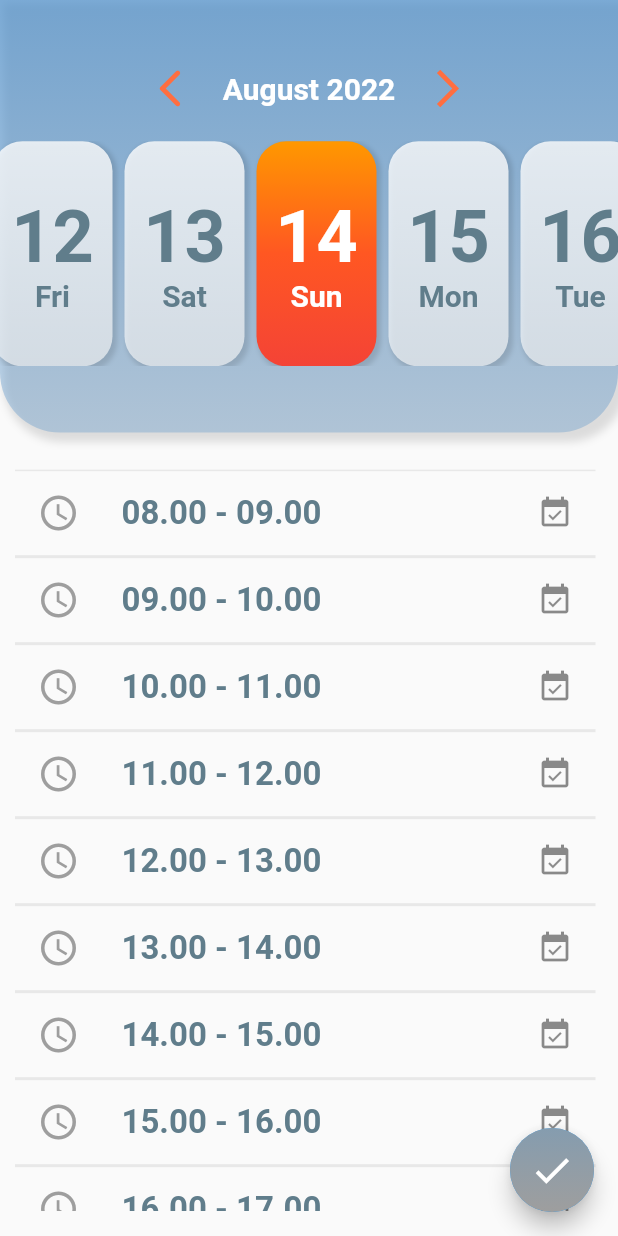
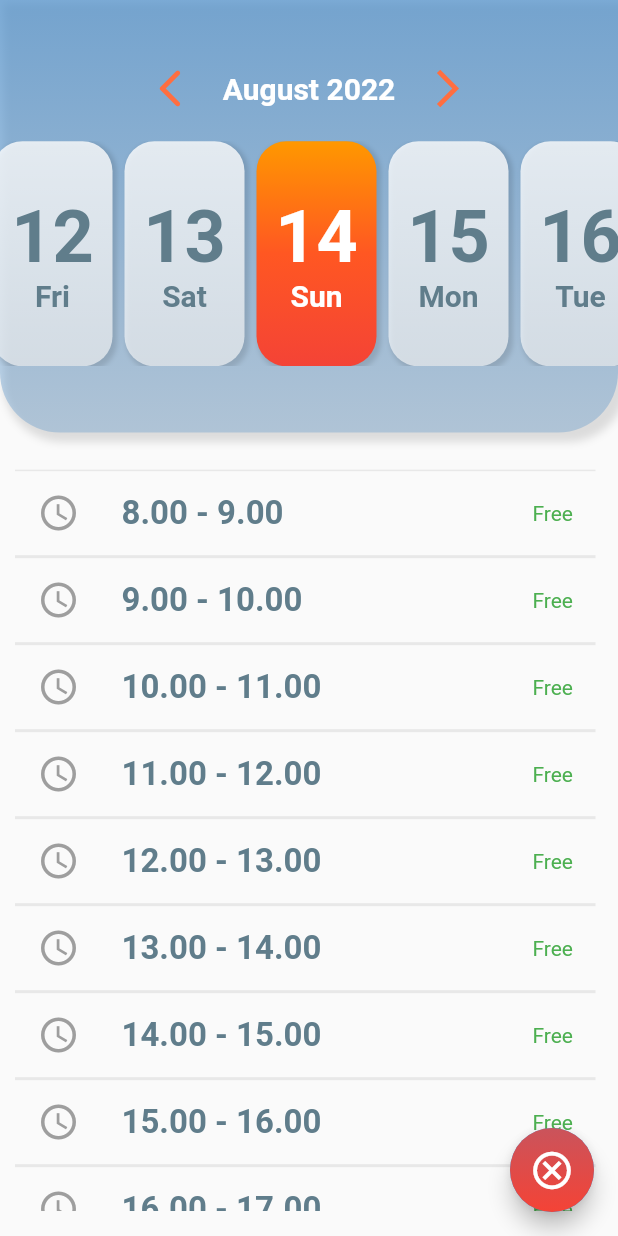
Before and after one commit to dmlpYunus/E-Date, a Flutter app: the ReservationPage screen opened directly with empty values, on a phone screen of 412 x 824 dp. Run offline on Flutter 3.47's test engine with Material 2 defaults, Android fonts, the phone set to English and light mode, and no system bars; our stand-ins replace cloud_firestore, email_validator, firebase_auth, firebase_core; accounts and stored records are empty.

Commit message:
fixes & improvements

```diff
--- a/lib/reservation_screen.dart
+++ b/lib/reservation_screen.dart
@@ -2,7 +2,6 @@ import 'package:cloud_firestore/cloud_firestore.dart';
 import 'package:firebase_auth/firebase_auth.dart';
 import 'package:flutter/gestures.dart';
 import 'package:flutter/material.dart';
-import 'package:flutterfirebasedeneme/Model/appointment.dart';
 import 'Model/instructor.dart';
 import 'utils/colors_util.dart';
 import 'utils/date_utils.dart' as date_util;
@@ -24,21 +23,6 @@ class _ReservationPageState extends State<ReservationPage> {
   final _firestore = FirebaseFirestore.instance;
   late String name,surname,id,email,role;
 
-  List hours = [
-    '08.00',
-    '09.00',
-    '10.00',
-    '11.00',
-    '12.00',
-    '13.00',
-    '14.00',
-    '15.00',
-    '16.00',
-    '17.00',
-    '18.00',
-    '19.00',
-    '20.00',
-  ];
   double width = 0.0;
   double height = 0.0;
   late ScrollController scrollController;
@@ -46,9 +30,12 @@ class _ReservationPageState extends State<ReservationPage> {
   late DateTime selectedDay;
   List<DateTime> currentMonthList = List.empty();
   List monthDays = date_util.DateUtils.daysInMonth(DateTime.now());
+  late int selectedHourIndex,selectedMonthIndex;
+  List <DateTime> instructorAppointmentsList = [];
   DateTime currentDateTime = DateTime.now();
   List<String> todos = <String>[];
   TextEditingController controller = TextEditingController();
+
 
   @override
   Widget build(BuildContext context) {
@@ -65,6 +52,8 @@ class _ReservationPageState extends State<ReservationPage> {
         floatingActionButton: floatingActionBtn());
   }
 
+
+
   @override
   void initState() {
     super.initState();
@@ -73,37 +62,74 @@ class _ReservationPageState extends State<ReservationPage> {
     currentMonthList = currentMonthList.toSet().toList();
     scrollController =
         ScrollController(initialScrollOffset: 70.0 * currentDateTime.day +1 );
-    selectedDay = DateTime(currentDateTime.year,currentDateTime.month,currentDateTime.day);//.add(Duration(hours: 8));
+    selectedDay = DateTime(currentDateTime.year,currentDateTime.month,currentDateTime.day);
     selectedDateTime = DateTime(currentDateTime.year,currentDateTime.month,currentDateTime.day);
+    getAppointmentTable();
     loadUserData();
-    getAppointmentTable();
   }
 
-  loadUserData(){
-    _firestore.collection('users').doc(_firebaseAuth.currentUser!.uid).get().then((snapshot) {
+  loadUserData() async{
+    await _firestore.collection('users').doc(_firebaseAuth.currentUser!.uid).get().then((snapshot) {
       setState(() {
         email = snapshot.data()!['email'];
         name = snapshot.data()!['name'];
         id= snapshot.data()!['studentId'];
         surname = snapshot.data()!['surname'];
         role = snapshot.data()!['role'];
-        print("$email \n $name \n $id \n $surname \n $role");
       });
     });
   }
 
-  void getAppointmentTable(){
-    _firestore.collection('appointments').where('instructorId',isEqualTo: instructor.id).get().then((snapshot) {
+   getAppointmentTable  () async  {
+     await _firestore.collection('appointments').
+    where('dateTimeDay',isEqualTo: selectedDay).where('instructorId',isEqualTo: instructor.id).get().then((snapshot) {
+      instructorAppointmentsList.clear();
+      if(snapshot.size == 0){
+        print(selectedDay);
+        print("EMPTY");
+        return;
+      }
       for(int i =0;i<snapshot.size;i++){
-        print(snapshot.docs[i].id);
-       print(snapshot.docs[i].get('dateTime').toString());
-       print("ahahah");
-       DateTime a = DateTime.parse(snapshot.docs[i].get('dateTime'));
-       print(a);
+       instructorAppointmentsList.add(snapshot.docs[i].get('dateTime').toDate());
+      }print(instructorAppointmentsList);
+    }
+    );//return instructorAppointments;
+  }
+
+  List<DateTime> buildHoursList() {
+    List<DateTime> hours = [];
+    for(int i = 8;i<=20;i++){
+      hours.add(selectedDay.add(Duration(hours: i)));
+    }
+    return hours;
+  }
 
 
-      }
-    });
+
+  void hoursViewOnTap(int index){
+    selectedHourIndex = index;
+    selectedDateTime = selectedDay.add(Duration(hours: buildHoursList()[index].hour));
+    print("final Date :  $selectedDateTime");
+
+    print("UTC LOCAL");
+    print(selectedDateTime.timeZoneOffset.inHours);
+    print(selectedDateTime.toLocal());
+    print(date_util.DateUtils.fullDayFormat(selectedDateTime).toString());
+
+    print("HOURS VİEW TAP");
+    print(instructorAppointmentsList);
+  }
+  void montViewOnTap(int index){
+    //currentDateTime = currentMonthList[index];
+    currentDateTime = date_util.DateUtils.daysInMonth(currentDateTime)[index];
+
+    selectedDay = currentDateTime;
+    clearDateTime(selectedDay);
+    selectedDateTime = selectedDay;
+    getAppointmentTable();
+    buildHoursList();
+    print("MONTH VİEW TAP");
+    print(instructorAppointmentsList);
   }
 
   Widget hoursView() {
@@ -112,10 +138,10 @@ class _ReservationPageState extends State<ReservationPage> {
       width: width,
       height: height * 0.60,
       child: ListView.builder(
-        itemCount: hours.length-1,
+        itemCount:  buildHoursList().length-1,
         itemBuilder: (context, index) {
           return ListTile(
-            title: Text(hours[index] +' - ' + hours[index+1],
+            title: Text('${buildHoursList()[index].hour}.00 - ${buildHoursList()[index+1].hour}.00',
                 style:const TextStyle(
                   color: Colors.blueGrey,
                   fontSize: 22,
@@ -125,7 +151,9 @@ class _ReservationPageState extends State<ReservationPage> {
             autofocus: true,
             contentPadding: EdgeInsets.only(right: 15,left: 15),
             leading: const Icon(Icons.access_time,color: Colors.grey,size: 28,),
-            trailing: const Icon(Icons.event_available),
+            trailing: (instructorAppointmentsList.contains(buildHoursList()[index]))
+                ? const Text("Busy",style: TextStyle(color: Colors.redAccent))
+                : const Text("Free",style: TextStyle(color: Colors.green)),
             shape: Border(
               top: BorderSide(
                 color: Colors.grey.withOpacity(0.2)
@@ -135,14 +163,16 @@ class _ReservationPageState extends State<ReservationPage> {
           )
             ),
             onTap: () {
-             // selectedDateTime = clearDateTime(selectedDateTime);
               setState(() {
-
+                hoursViewOnTap(index);
+                /*currentDateTime = currentMonthList[index];
+                selectedDay = currentDateTime;
+                clearDateTime(selectedDay);
+                print(selectedDay);
+                selectedDateTime = selectedDay;
+                buildHoursList();
+                getAppointmentTable();*/
               });
-              int selectedHour = double.parse(hours[index].toString()).floor();
-              selectedDateTime = selectedDay.add(Duration(hours: selectedHour));
-              print("final Date :  $selectedDateTime");
-
             },
 
           );
@@ -150,6 +180,7 @@ class _ReservationPageState extends State<ReservationPage> {
       ),
     );
   }
+
 
   Widget todoList() {
     return Container(
@@ -188,6 +219,16 @@ class _ReservationPageState extends State<ReservationPage> {
     );
   }
 
+  previousMonth(){
+    currentDateTime = date_util.DateUtils.previousMonth(currentDateTime);
+    selectedDateTime = currentDateTime;
+  }
+
+  nextMonth(){
+    currentDateTime = date_util.DateUtils.nextMonth(currentDateTime);
+    selectedDateTime = currentDateTime;
+  }
+
   Widget titleView() {
     return Padding(
       padding: const EdgeInsets.fromLTRB(0, 0, 0, 20),
@@ -199,7 +240,9 @@ class _ReservationPageState extends State<ReservationPage> {
                 size: 30, color: Colors.deepOrangeAccent)
             ,
             onTap: (){
-              print(instructor);
+              setState(() {
+                previousMonth();
+              });
             },
           ),
           const SizedBox(width: 20),
@@ -211,8 +254,15 @@ class _ReservationPageState extends State<ReservationPage> {
                 color: Colors.white, fontWeight: FontWeight.bold, fontSize: 20),
           ),
           const SizedBox(width: 20),
-          const Icon(Icons.arrow_forward_ios,
-              size: 30, color: Colors.deepOrangeAccent),
+          GestureDetector(
+            child: const Icon(Icons.arrow_forward_ios,
+                size: 30, color: Colors.deepOrangeAccent),
+            onTap: (){
+              setState(() {
+                nextMonth();
+              });
+            }
+          ),
         ],
       ),
     );
@@ -227,7 +277,7 @@ class _ReservationPageState extends State<ReservationPage> {
         scrollDirection: Axis.horizontal,
         physics: const ClampingScrollPhysics(),
         shrinkWrap: true,
-        itemCount: currentMonthList.length,
+        itemCount: date_util.DateUtils.daysInMonth(currentDateTime).length,
         itemBuilder: (BuildContext context, int index) {
           return capsuleView(index);
         },
@@ -241,11 +291,14 @@ class _ReservationPageState extends State<ReservationPage> {
         child: GestureDetector(
           onTap: () {
             setState(() {
-              currentDateTime = currentMonthList[index];
+              montViewOnTap(index);
+              /*currentDateTime = currentMonthList[index];
               selectedDay = currentDateTime;
               clearDateTime(selectedDay);
               print(selectedDay);
               selectedDateTime = selectedDay;
+              buildHoursList();
+              getAppointmentTable();*/
             });
           },
           child: Container(
@@ -263,9 +316,6 @@ class _ReservationPageState extends State<ReservationPage> {
                             Colors.orange,
                             Colors.deepOrange,
                             Colors.red,
-                            //HexColor("ED6184"),
-                            //HexColor("EF315B"),
-                            //HexColor("E2042D")
                           ],
                     begin: const FractionalOffset(0.0, 0.0),
                     end: const FractionalOffset(0.0, 1.0),
@@ -359,30 +409,36 @@ class _ReservationPageState extends State<ReservationPage> {
               shape: BoxShape.circle,
               gradient: LinearGradient(
                   colors:
-                  (hours.contains("${selectedDateTime.hour}.00") ||  hours.contains("0"+selectedDateTime.hour.toString()+".00")) ? [
+                  ( buildHoursList().contains(selectedDateTime)  && !instructorAppointmentsList.contains(selectedDateTime)) ? [
+                    Colors.green.withOpacity(0.8),
+                    Colors.green.withOpacity(0.9),
+                    Colors.green.withOpacity(1)
+                  ] :
+                  [
                     Colors.red.withOpacity(0.8),
                     Colors.red.withOpacity(0.9),
                     Colors.red.withOpacity(1)
-                    /*HexColor("ED6184"),
-                    HexColor("EF315B"),
-                    HexColor("E2042D")*/
-                  ] :
-                  [
-                    Colors.grey.withOpacity(0.8),
-                    Colors.grey.withOpacity(0.9),
-                    Colors.grey.withOpacity(1)
                   ],
                   begin: const FractionalOffset(0.0, 0.0),
                   end: const FractionalOffset(0.0, 1.0),
                   stops: const [0.0, 0.5, 1.0],
                   tileMode: TileMode.clamp)),
-          child: const Icon(
+          child: (buildHoursList().contains(selectedDateTime)&& !instructorAppointmentsList.contains(selectedDateTime) )
+              ? const Icon(
             Icons.done_outlined,
             size: 30,
-          ),
+          )  : const Icon(
+            Icons.cancel_outlined,
+            size: 30,
+        ),
         ),
         onPressed: () {
-          createAppointment(selectedDateTime, id, name, surname, instructor);
+          if(instructorAppointmentsList.contains(buildHoursList()[selectedHourIndex])){
+            displayErrorDialog("Error", "Selected Slot Not Available", context);
+          }else{
+            createAppointment(selectedDateTime, id, name, surname, instructor);
+          }
+
 
         },
       ),
@@ -405,17 +461,18 @@ class _ReservationPageState extends State<ReservationPage> {
     ScaffoldMessenger.of(context).showSnackBar(snackBar);
   }
 
-  createAppointment(DateTime dateTime,String studentId,String studentName,String studentSurname,Instructor instructor){
-    Appointment b = Appointment.withValues(instructor, dateTime, studentId, studentName, studentSurname);
-    Map <String,dynamic> appointment  = Map();
+  createAppointment(DateTime dateTime,String studentId,String studentName,String studentSurname,Instructor instructor) async {
+    Map <String,dynamic> appointment  = {};
+    appointment['dateTime'] = dateTime;
+    appointment['appointmentRegisterTime'] = DateTime.now();
+    appointment['dateTimeDay'] = selectedDay;
     appointment['instructorName'] = instructor.name;
-    appointment['dateTime'] = dateTime;
+    appointment['instructorId'] = instructor.id;
     appointment['studentId'] = studentId;
     appointment['studentName'] = studentName;
     appointment['studentSurname'] = studentSurname;
-
-    FirebaseFirestore.instance.collection('appointments').add(appointment).whenComplete(() =>
-    displayDialog('Appointment Request Sent To ${instructor.name}', '${instructor.name}\n'
+    await FirebaseFirestore.instance.collection('appointments').add(appointment).whenComplete(() =>
+    displaySuccessfullDialog('Appointment Request Sent To ${instructor.name}', '${instructor.name}\n'
         '${dateTime.toString()}', context)
     );
   }
@@ -428,9 +485,9 @@ class _ReservationPageState extends State<ReservationPage> {
     return dateTime;
   }
 
-  void displayDialog(String Title, String message, BuildContext context) {
+  void displaySuccessfullDialog(String title, String message, BuildContext context) {
     var alert = AlertDialog(
-      title: Text(Title),
+      title: Text(title),
       content: Text(message),
         actions: [
           ElevatedButton(onPressed: (){
@@ -443,6 +500,15 @@ class _ReservationPageState extends State<ReservationPage> {
     showDialog(context: context, builder: (BuildContext context) => alert);
   }
 
+  void displayErrorDialog(String title, String message, BuildContext context) {
+    var alert = AlertDialog(
+      title: Text(title),
+      content: Text(message),
+    );
+    showDialog(context: context, builder: (BuildContext context) => alert);
+  }
+
+
 
 
 
```
